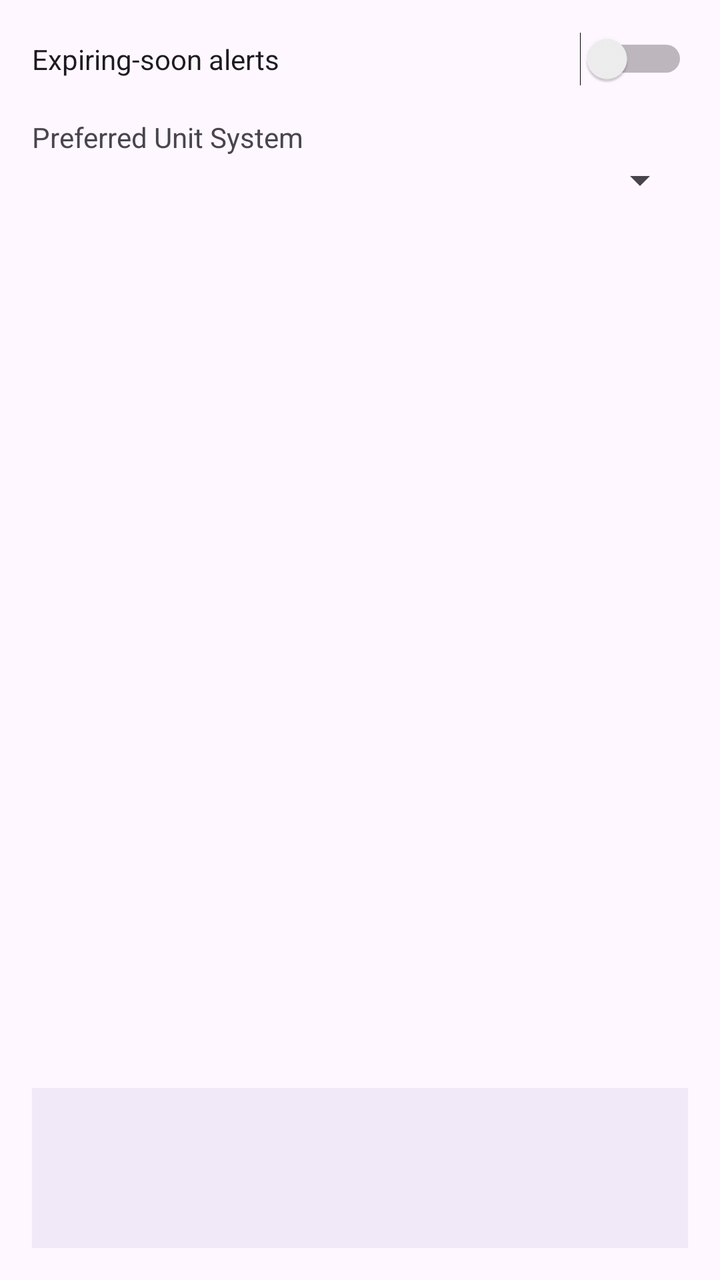
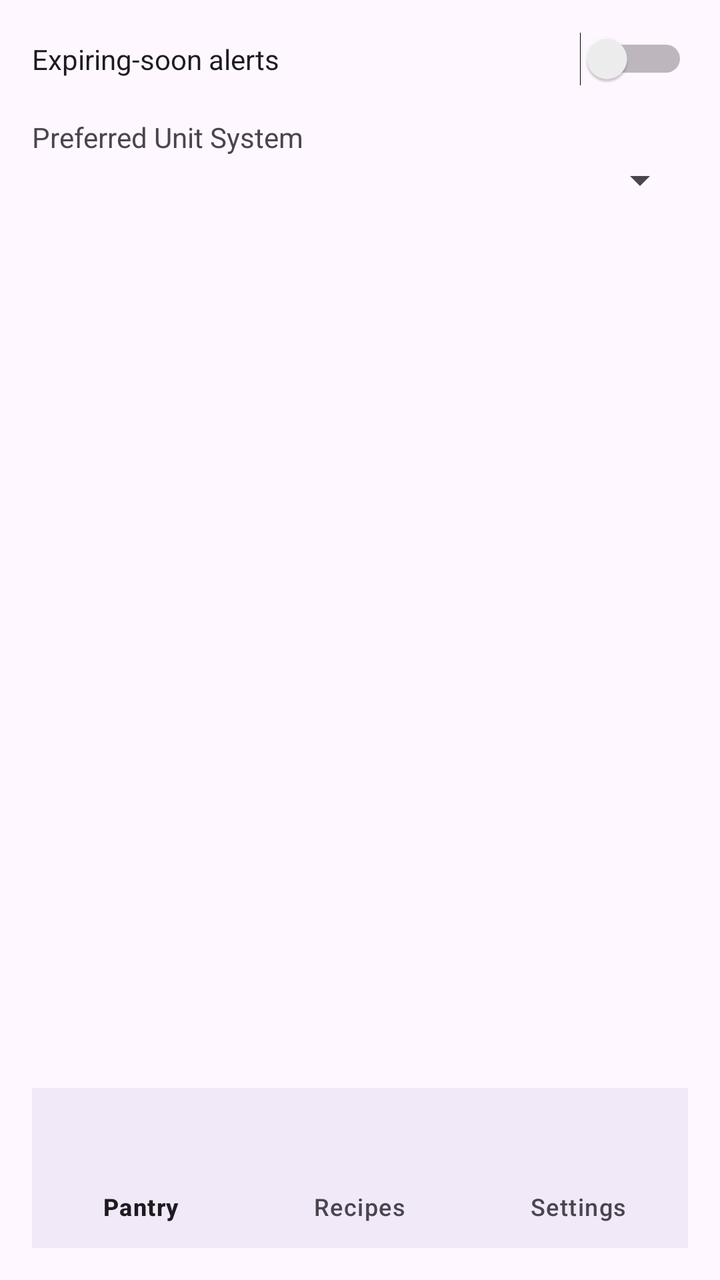

Compare the two renders of this Android layout. The source of the first and the diff that turns it into the second are given below.
<!-- AndroidManifest.xml: application theme Theme.SmartPantryManager -->
<!-- res/layout/activity_settings.xml -->
<?xml version="1.0" encoding="utf-8"?>
<LinearLayout xmlns:android="http://schemas.android.com/apk/res/android"
    android:layout_width="match_parent"
    android:layout_height="match_parent"
    android:orientation="vertical"
    android:padding="16dp">

    <Switch
        android:id="@+id/switchAlerts"
        android:layout_width="match_parent"
        android:layout_height="wrap_content"
        android:text="Expiring-soon alerts" />

    <TextView
        android:layout_width="match_parent"
        android:layout_height="wrap_content"
        android:layout_marginTop="16dp"
        android:text="Preferred Unit System" />

    <Spinner
        android:id="@+id/spinnerUnitPreference"
        android:layout_width="match_parent"
        android:layout_height="wrap_content" />
        
    <View
        android:layout_width="match_parent"
        android:layout_height="0dp"
        android:layout_weight="1" />

    <com.google.android.material.bottomnavigation.BottomNavigationView
        android:id="@+id/bottomNavigationView"
        android:layout_width="match_parent"
        android:layout_height="wrap_content"
        android:background="?android:attr/windowBackground"
        android:menu="@menu/bottom_nav_menu" />
</LinearLayout>
<!-- resources referenced by this layout -->
<resources>
  <style name="Theme.SmartPantryManager" parent="Base.Theme.SmartPantryManager" />
  <style name="Base.Theme.SmartPantryManager" parent="Theme.Material3.DayNight.NoActionBar">
          
          
      </style>
</resources>

<!-- the commit's change to res/layout/activity_settings.xml (unified diff, before → after) -->
@@ -1,5 +1,6 @@
 <?xml version="1.0" encoding="utf-8"?>
 <LinearLayout xmlns:android="http://schemas.android.com/apk/res/android"
+    xmlns:app="http://schemas.android.com/apk/res-auto"
     android:layout_width="match_parent"
     android:layout_height="match_parent"
     android:orientation="vertical"
@@ -32,5 +33,5 @@
         android:layout_width="match_parent"
         android:layout_height="wrap_content"
         android:background="?android:attr/windowBackground"
-        android:menu="@menu/bottom_nav_menu" />
+        app:menu="@menu/bottom_nav_menu" />
 </LinearLayout>
